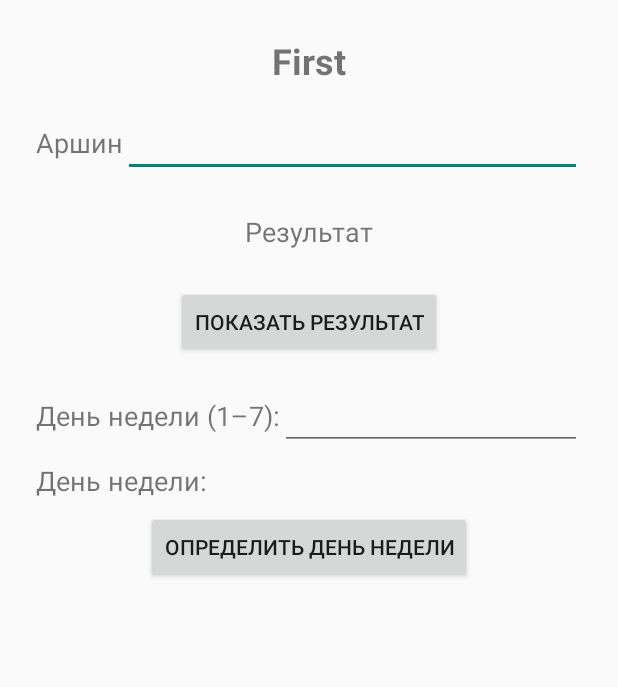
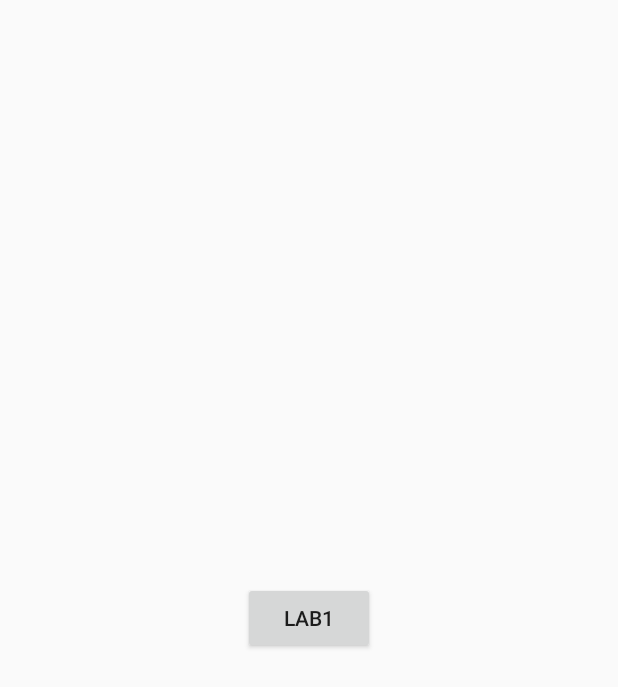
Before and after one commit to Mubinjon9oo9/MobDev, an Android app built with Jetpack Compose: the screen it shows after launch (MainActivity), on a phone screen of 412 x 824 dp. Shown: the top 687 px of the screen. Run offline under Robolectric (Android 15) with nearby library versions, the phone set to English and light mode, and no system bars.

Commit message:
update: navigation added

```diff
--- a/app/build.gradle.kts
+++ b/app/build.gradle.kts
@@ -35,12 +35,12 @@ android {
         jvmTarget = "11"
     }
     buildFeatures {
-        compose = true
+//        compose = true
+        viewBinding = true
     }
 }
 
 dependencies {
-
     implementation(libs.androidx.core.ktx)
     implementation(libs.androidx.lifecycle.runtime.ktx)
     implementation(libs.androidx.activity.compose)
@@ -49,6 +49,7 @@ dependencies {
     implementation(libs.androidx.ui.graphics)
     implementation(libs.androidx.ui.tooling.preview)
     implementation(libs.androidx.material3)
+    implementation(libs.androidx.appcompat)
     testImplementation(libs.junit)
     androidTestImplementation(libs.androidx.junit)
     androidTestImplementation(libs.androidx.espresso.core)
--- a/app/src/main/AndroidManifest.xml
+++ b/app/src/main/AndroidManifest.xml
@@ -23,6 +23,7 @@
                 <category android:name="android.intent.category.LAUNCHER" />
             </intent-filter>
         </activity>
+        <activity android:name=".Lab1Activity" />
     </application>
 
 </manifest>
--- a/app/src/main/java/com/example/lab1/MainActivity.kt
+++ b/app/src/main/java/com/example/lab1/MainActivity.kt
@@ -1,57 +1,19 @@
 package com.example.lab1
 
+import android.content.Intent
 import android.os.Bundle
-import androidx.activity.ComponentActivity
-import androidx.activity.compose.setContent
-import androidx.activity.enableEdgeToEdge
-import androidx.compose.foundation.layout.fillMaxSize
-import androidx.compose.foundation.layout.padding
-import androidx.compose.material3.Scaffold
-import androidx.compose.material3.Text
-import androidx.compose.runtime.Composable
-import androidx.compose.ui.Modifier
-import androidx.compose.ui.tooling.preview.Preview
-import com.example.lab1.ui.theme.Lab1Theme
-import android.widget.TextView
 import android.widget.Button
-import android.widget.EditText
+import androidx.appcompat.app.AppCompatActivity
 
-class MainActivity : ComponentActivity() {
+class MainActivity : AppCompatActivity() {
     override fun onCreate(savedInstanceState: Bundle?) {
         super.onCreate(savedInstanceState)
         setContentView(R.layout.activity_main)
 
-
-        val inputNumber = findViewById<EditText>(R.id.inputNumber)
-        val outputText = findViewById<TextView>(R.id.outputText)
-        val button = findViewById<Button>(R.id.showResultButton)
-
-        button.setOnClickListener {
-            val numberText = inputNumber.text.toString()
-            val number = numberText.toDoubleOrNull()
-
-            if (number != null) {
-                val arshin= number*0.7112
-                outputText.text = "$arshin"
-            } else {
-                outputText.text = "Пожалуйста, введите корректное число"
-            }
-        }
-        val dayInput = findViewById<EditText>(R.id.dayInput)
-        val dayResult = findViewById<TextView>(R.id.dayResult)
-        val dayButton = findViewById<Button>(R.id.dayButton)
-        dayButton.setOnClickListener {
-            val dayNum = dayInput.text.toString().toIntOrNull()
-            val days = listOf(
-                "Понедельник", "Вторник", "Среда", "Четверг",
-                "Пятница", "Суббота", "Воскресенье"
-            )
-
-            if (dayNum != null && dayNum in 1..7) {
-                dayResult.text = "День недели: ${days[dayNum - 1]}"
-            } else {
-                dayResult.text = "Введите число от 1 до 7"
-            }
+        val btnConvertArshin = findViewById<Button>(R.id.btnConvertArshin)
+        btnConvertArshin.setOnClickListener {
+            val intent = Intent(this, Lab1Activity::class.java)
+            startActivity(intent)
         }
     }
 }
--- a/app/src/main/res/layout/activity_main.xml
+++ b/app/src/main/res/layout/activity_main.xml
@@ -3,90 +3,13 @@
               android:layout_width="match_parent"
               android:layout_height="match_parent"
               android:orientation="vertical"
-              android:padding="24dp"
-              android:gravity="top">
+              android:gravity="center"
+              android:padding="24dp">
 
-    <!-- Заголовок -->
-    <TextView
-        android:id="@+id/titleText"
+    <Button
+        android:id="@+id/btnConvertArshin"
         android:layout_width="wrap_content"
         android:layout_height="wrap_content"
-        android:layout_gravity="center_horizontal"
-        android:paddingBottom="16dp"
-        android:text="First"
-        android:textSize="24sp" android:textStyle="bold"/>
+        android:text="Lab1" />
 
-    <!-- Ввод и подпись рядом -->
-    <LinearLayout
-        android:layout_width="match_parent"
-        android:layout_height="wrap_content"
-        android:orientation="horizontal">
-
-        <TextView
-            android:layout_width="wrap_content"
-            android:layout_height="wrap_content"
-            android:text="Аршин"
-            android:textSize="18sp"/>
-
-        <EditText
-            android:id="@+id/inputNumber"
-            android:layout_width="0dp"
-            android:layout_weight="1"
-            android:layout_height="wrap_content"
-            android:inputType="number" />
-    </LinearLayout>
-
-    <!-- Вывод текста -->
-
-    <!-- Кнопка -->
-    <TextView
-        android:id="@+id/outputText"
-        android:layout_width="363dp"
-        android:layout_height="wrap_content"
-        android:paddingTop="24dp"
-        android:text="Результат"
-        android:textAlignment="center" android:textSize="18sp"/>
-    <Button
-        android:id="@+id/showResultButton"
-        android:layout_width="wrap_content"
-        android:layout_height="wrap_content"
-        android:text="Показать результат"
-        android:layout_marginTop="24dp"
-        android:layout_gravity="center_horizontal"/>
-    <!-- Ввод дня недели -->
-    <LinearLayout
-        android:layout_width="match_parent"
-        android:layout_height="wrap_content"
-        android:orientation="horizontal"
-        android:layout_marginTop="16dp">
-
-        <TextView
-            android:layout_width="wrap_content"
-            android:layout_height="wrap_content"
-            android:text="День недели (1–7):"
-            android:textSize="18sp" />
-
-        <EditText
-            android:id="@+id/dayInput"
-            android:layout_width="0dp"
-            android:layout_height="wrap_content"
-            android:layout_weight="1"
-            android:inputType="number" />
-    </LinearLayout>
-
-    <!-- Результат дня недели -->
-    <TextView
-        android:id="@+id/dayResult"
-        android:layout_width="wrap_content"
-        android:layout_height="wrap_content"
-        android:text="День недели: "
-        android:textSize="18sp"
-        android:layout_marginTop="8dp" />
-    <Button
-        android:id="@+id/dayButton"
-        android:layout_width="wrap_content"
-        android:layout_height="wrap_content"
-        android:text="Определить день недели"
-        android:layout_marginTop="8dp"
-        android:layout_gravity="center_horizontal" />
 </LinearLayout>
--- a/app/src/main/res/values/themes.xml
+++ b/app/src/main/res/values/themes.xml
@@ -1,5 +1,7 @@
 <?xml version="1.0" encoding="utf-8"?>
 <resources>
 
-    <style name="Theme.Lab1" parent="android:Theme.Material.Light.NoActionBar" />
+    <style name="Theme.Lab1" parent="Theme.AppCompat.Light.NoActionBar">
+    </style>
+
 </resources>
--- a/gradle/libs.versions.toml
+++ b/gradle/libs.versions.toml
@@ -8,6 +8,7 @@ espressoCore = "3.5.1"
 lifecycleRuntimeKtx = "2.6.1"
 activityCompose = "1.8.0"
 composeBom = "2024.09.00"
+appcompat = "1.7.1"
 
 [libraries]
 androidx-core-ktx = { group = "androidx.core", name = "core-ktx", version.ref = "coreKtx" }
@@ -24,6 +25,7 @@ androidx-ui-tooling-preview = { group = "androidx.compose.ui", name = "ui-toolin
 androidx-ui-test-manifest = { group = "androidx.compose.ui", name = "ui-test-manifest" }
 androidx-ui-test-junit4 = { group = "androidx.compose.ui", name = "ui-test-junit4" }
 androidx-material3 = { group = "androidx.compose.material3", name = "material3" }
+androidx-appcompat = { group = "androidx.appcompat", name = "appcompat", version.ref = "appcompat" }
 
 [plugins]
 android-application = { id = "com.android.application", version.ref = "agp" }
```
Also changed, not shown: app/src/main/java/com/example/lab1/Lab1Activity.kt (added, +48 -0 lines), app/src/main/res/layout/activity_lab1.xml (added, +92 -0 lines).
